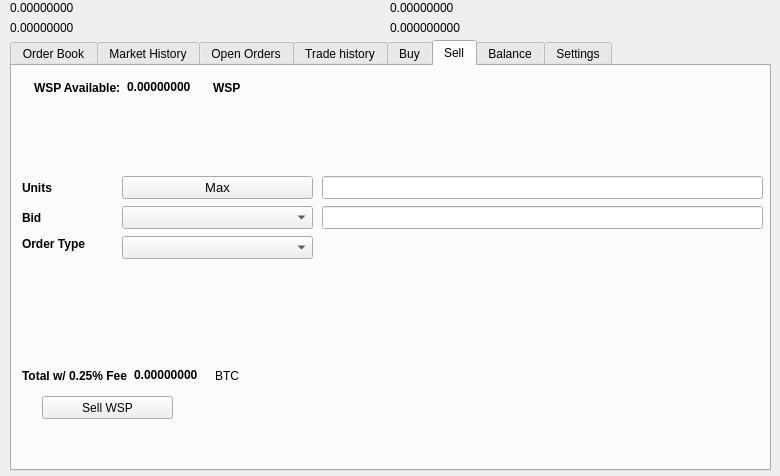
The window that src/qt/forms/tradingdialog.ui (WisprProject/core) describes before a commit, drawn with Qt 5.
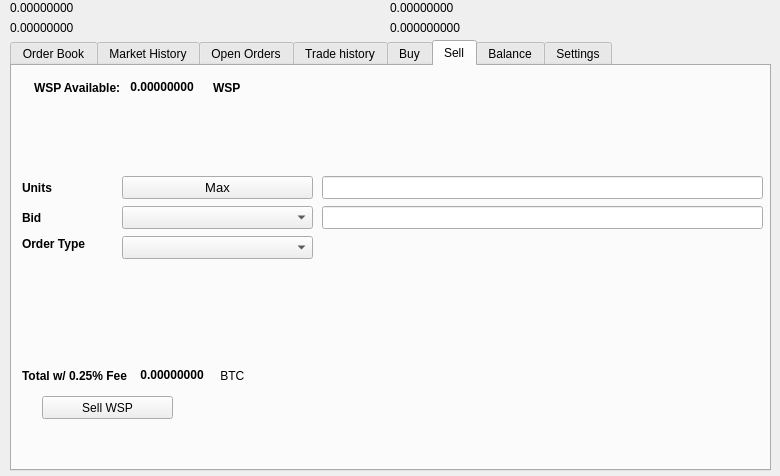
The same window after the commit. The open tabs and pages were chosen to show the change. Icons and pictures are not drawn.

Patch:
```diff
--- a/src/qt/forms/tradingdialog.ui
+++ b/src/qt/forms/tradingdialog.ui
@@ -2209,7 +2209,7 @@
                                     </font>
                                 </property>
                                 <property name="text">
-                                    <string>0.00000000</string>
+         <string> 0.00000000 </string>
                                 </property>
                                 <property name="textInteractionFlags">
                                     <set>
@@ -2252,7 +2252,7 @@
                                     </font>
                                 </property>
                                 <property name="text">
-                                    <string>Total w/ 0.25% Fee</string>
+         <string>Total w/ 0.25% Fee </string>
                                 </property>
                             </widget>
                         </item>
@@ -2683,7 +2683,7 @@
                                     <bool>false</bool>
                                 </property>
                                 <property name="text">
-                                    <string>0.00000000</string>
+         <string> 0.00000000</string>
                                 </property>
                                 <property name="textInteractionFlags">
                                     <set>Qt::LinksAccessibleByMouse|Qt::TextSelectableByMouse</set>
@@ -2699,7 +2699,7 @@
                                     </font>
                                 </property>
                                 <property name="text">
-                                    <string>BTC</string>
+         <string> BTC</string>
                                 </property>
                             </widget>
                         </item>
```
Left out of the diff: 30 changed lines with no effect on the pictures. Lines whose indentation alone changed are shown as unchanged.
